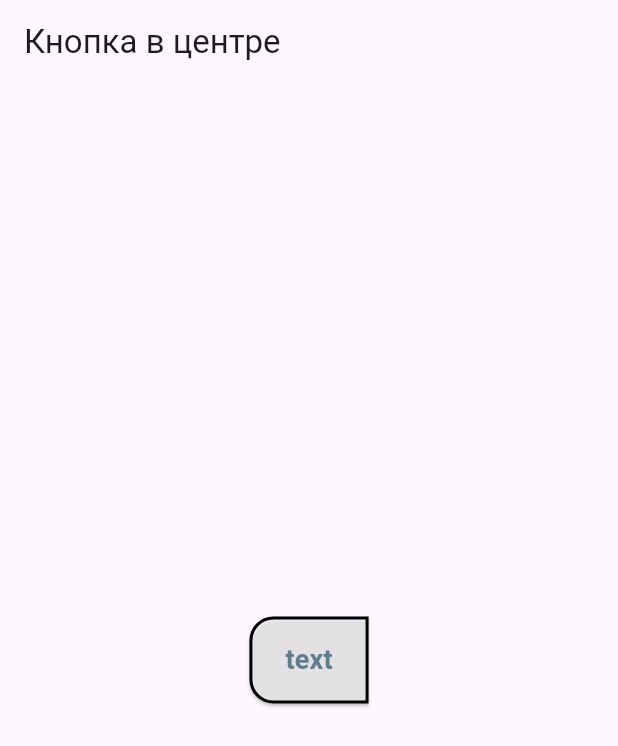
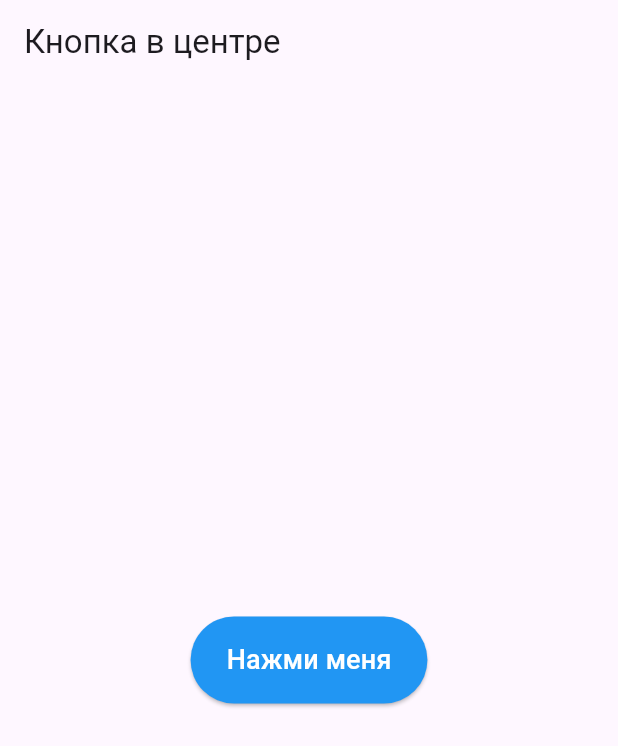
Before and after one commit to Ramazanova-pea/flutter_pr1, a Flutter app: the screen it shows after launch, on a phone screen of 412 x 824 dp. Shown: the top 746 px of the screen. Run offline on Flutter 3.47's test engine with Material 3 defaults, Android fonts, the light colour scheme and no system bars.

Commit message:
создание StateulWidget

```diff
--- a/lib/main.dart
+++ b/lib/main.dart
@@ -28,12 +28,7 @@ class HomePage extends StatelessWidget{
     return Scaffold(
       appBar: AppBar(title: const Text("Кнопка в центре")),
       body: Center(
-        child: HalfRoundedButton(
-            text: "text",
-            onPressed: (){
-              print("Кнопка нажата!");
-            }
-        ),
+        child: ColorChangingButton(),
       )
     );
   }
@@ -78,3 +73,35 @@ class HalfRoundedButton extends StatelessWidget {
     );
   }
 }
+
+class ColorChangingButton extends StatefulWidget {
+  const ColorChangingButton({super.key});
+
+  @override
+  State<ColorChangingButton> createState() => _ColorChangingButtonState();
+}
+
+class _ColorChangingButtonState extends State<ColorChangingButton> {
+  Color _buttonColor = Colors.blue;
+
+  void _changeColor() {
+    setState(() {
+      _buttonColor = _buttonColor == Colors.blue ? Colors.red : Colors.blue;
+    });
+  }
+
+  @override
+  Widget build(BuildContext context) {
+    return ElevatedButton(
+      style: ElevatedButton.styleFrom(
+        backgroundColor: _buttonColor,
+        padding: const EdgeInsets.symmetric(vertical: 16, horizontal: 24),
+      ),
+      onPressed: _changeColor,
+      child: const Text(
+        "Нажми меня",
+        style: TextStyle(color: Colors.white, fontSize: 18),
+      ),
+    );
+  }
+}
```
